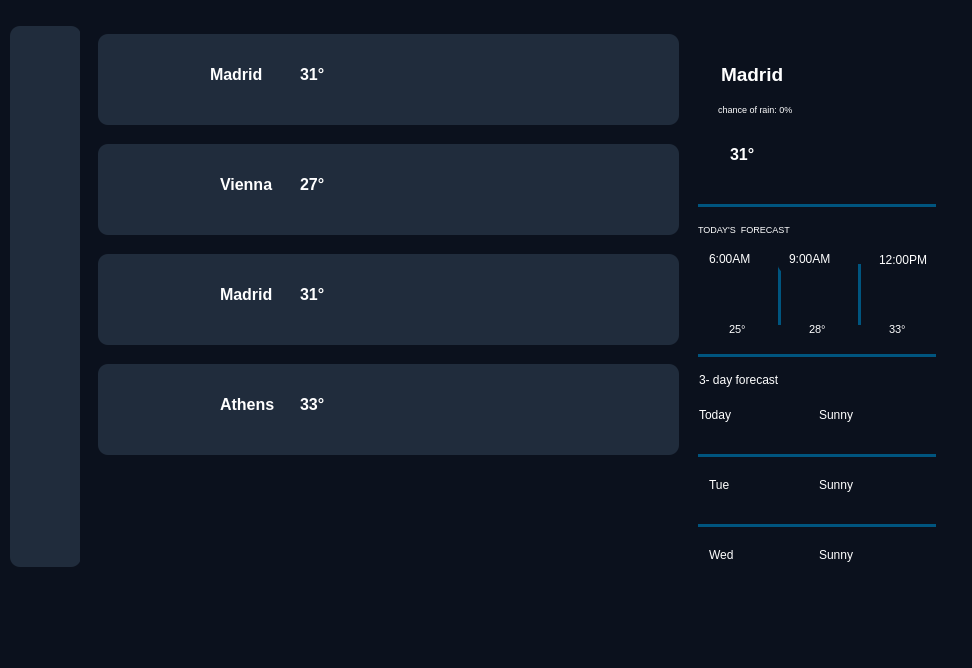
Above: ui/main.ui from phamnamkhanh0602/python-app before the change. Below: the same form after it.
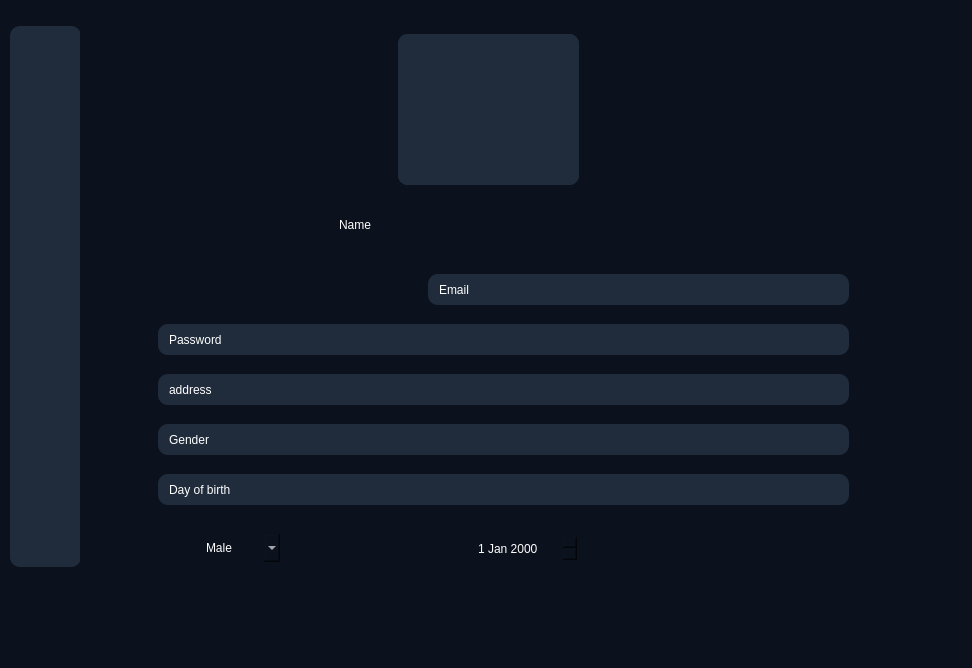
That is the form after the change. The open tabs and pages were chosen to show the change. Icons and pictures are not drawn.

Diff of the .ui file:
```diff
--- a/ui/main.ui
+++ b/ui/main.ui
@@ -104,52 +104,6 @@
       </size>
      </property>
     </widget>
-    <widget class="QPushButton" name="nav_save_btn">
-     <property name="geometry">
-      <rect>
-       <x>0</x>
-       <y>310</y>
-       <width>71</width>
-       <height>51</height>
-      </rect>
-     </property>
-     <property name="text">
-      <string/>
-     </property>
-     <property name="icon">
-      <iconset>
-       <normaloff>../img/bookmark (1).png</normaloff>../img/bookmark (1).png</iconset>
-     </property>
-     <property name="iconSize">
-      <size>
-       <width>50</width>
-       <height>50</height>
-      </size>
-     </property>
-    </widget>
-    <widget class="QPushButton" name="nav_map_btn">
-     <property name="geometry">
-      <rect>
-       <x>0</x>
-       <y>220</y>
-       <width>71</width>
-       <height>71</height>
-      </rect>
-     </property>
-     <property name="text">
-      <string/>
-     </property>
-     <property name="icon">
-      <iconset>
-       <normaloff>../img/map_17142383.png</normaloff>../img/map_17142383.png</iconset>
-     </property>
-     <property name="iconSize">
-      <size>
-       <width>55</width>
-       <height>55</height>
-      </size>
-     </property>
-    </widget>
    </widget>
    <widget class="QStackedWidget" name="stackedWidget">
     <property name="geometry">
@@ -172,7 +126,7 @@
      <number>3</number>
     </property>
     <property name="currentIndex">
-     <number>0</number>
+     <number>1</number>
     </property>
     <widget class="QWidget" name="page">
      <widget class="QWidget" name="widget_2" native="true">
@@ -1058,995 +1012,6 @@
      <zorder>lb_weather_desc</zorder>
      <zorder>btn_search</zorder>
     </widget>
-    <widget class="QWidget" name="page_2">
-     <widget class="QWidget" name="widget_5" native="true">
-      <property name="geometry">
-       <rect>
-        <x>10</x>
-        <y>10</y>
-        <width>581</width>
-        <height>91</height>
-       </rect>
-      </property>
-      <property name="styleSheet">
-       <string notr="true">background-color:#202c3c;</string>
-      </property>
-      <widget class="QLabel" name="label_54">
-       <property name="geometry">
-        <rect>
-         <x>20</x>
-         <y>10</y>
-         <width>81</width>
-         <height>71</height>
-        </rect>
-       </property>
-       <property name="text">
-        <string/>
-       </property>
-       <property name="pixmap">
-        <pixmap>../img/sun (1).png</pixmap>
-       </property>
-       <property name="scaledContents">
-        <bool>true</bool>
-       </property>
-      </widget>
-      <widget class="QLabel" name="label">
-       <property name="geometry">
-        <rect>
-         <x>100</x>
-         <y>20</y>
-         <width>91</width>
-         <height>41</height>
-        </rect>
-       </property>
-       <property name="font">
-        <font>
-         <pointsize>12</pointsize>
-         <bold>true</bold>
-        </font>
-       </property>
-       <property name="text">
-        <string>Madrid</string>
-       </property>
-      </widget>
-      <widget class="QLabel" name="label_65">
-       <property name="geometry">
-        <rect>
-         <x>190</x>
-         <y>20</y>
-         <width>61</width>
-         <height>41</height>
-        </rect>
-       </property>
-       <property name="font">
-        <font>
-         <pointsize>12</pointsize>
-         <bold>true</bold>
-        </font>
-       </property>
-       <property name="text">
-        <string>31°</string>
-       </property>
-      </widget>
-      <widget class="QPushButton" name="pushButton_5">
-       <property name="geometry">
-        <rect>
-         <x>500</x>
-         <y>20</y>
-         <width>71</width>
-         <height>51</height>
-        </rect>
-       </property>
-       <property name="text">
-        <string/>
-       </property>
-       <property name="icon">
-        <iconset>
-         <normaloff>../img/bookmark (2).png</normaloff>../img/bookmark (2).png</iconset>
-       </property>
-       <property name="iconSize">
-        <size>
-         <width>50</width>
-         <height>50</height>
-        </size>
-       </property>
-      </widget>
-     </widget>
-     <widget class="QWidget" name="widget_7" native="true">
-      <property name="geometry">
-       <rect>
-        <x>10</x>
-        <y>120</y>
-        <width>581</width>
-        <height>91</height>
-       </rect>
-      </property>
-      <property name="styleSheet">
-       <string notr="true">background-color:#202c3c;</string>
-      </property>
-      <widget class="QLabel" name="label_53">
-       <property name="geometry">
-        <rect>
-         <x>20</x>
-         <y>10</y>
-         <width>81</width>
-         <height>71</height>
-        </rect>
-       </property>
-       <property name="text">
-        <string/>
-       </property>
-       <property name="pixmap">
-        <pixmap>../img/cloudy.png</pixmap>
-       </property>
-       <property name="scaledContents">
-        <bool>true</bool>
-       </property>
-      </widget>
-      <widget class="QLabel" name="label_66">
-       <property name="geometry">
-        <rect>
-         <x>110</x>
-         <y>20</y>
-         <width>101</width>
-         <height>41</height>
-        </rect>
-       </property>
-       <property name="font">
-        <font>
-         <pointsize>12</pointsize>
-         <bold>true</bold>
-        </font>
-       </property>
-       <property name="text">
-        <string>Vienna</string>
-       </property>
-      </widget>
-      <widget class="QLabel" name="label_68">
-       <property name="geometry">
-        <rect>
-         <x>190</x>
-         <y>20</y>
-         <width>61</width>
-         <height>41</height>
-        </rect>
-       </property>
-       <property name="font">
-        <font>
-         <pointsize>12</pointsize>
-         <bold>true</bold>
-        </font>
-       </property>
-       <property name="text">
-        <string>27°</string>
-       </property>
-      </widget>
-      <widget class="QPushButton" name="pushButton_6">
-       <property name="geometry">
-        <rect>
-         <x>500</x>
-         <y>20</y>
-         <width>71</width>
-         <height>51</height>
-        </rect>
-       </property>
-       <property name="text">
-        <string/>
-       </property>
-       <property name="icon">
-        <iconset>
-         <normaloff>../img/bookmark (2).png</normaloff>../img/bookmark (2).png</iconset>
-       </property>
-       <property name="iconSize">
-        <size>
-         <width>50</width>
-         <height>50</height>
-        </size>
-       </property>
-      </widget>
-     </widget>
-     <widget class="QWidget" name="widget_6" native="true">
-      <property name="geometry">
-       <rect>
-        <x>10</x>
-        <y>230</y>
-        <width>581</width>
-        <height>91</height>
-       </rect>
-      </property>
-      <property name="styleSheet">
-       <string notr="true">background-color:#202c3c;</string>
-      </property>
-      <widget class="QLabel" name="label_55">
-       <property name="geometry">
-        <rect>
-         <x>20</x>
-         <y>10</y>
-         <width>81</width>
-         <height>71</height>
-        </rect>
-       </property>
-       <property name="text">
-        <string/>
-       </property>
-       <property name="pixmap">
-        <pixmap>../img/sun (1).png</pixmap>
-       </property>
-       <property name="scaledContents">
-        <bool>true</bool>
-       </property>
-      </widget>
-      <widget class="QLabel" name="label_69">
-       <property name="geometry">
-        <rect>
-         <x>110</x>
-         <y>20</y>
-         <width>91</width>
-         <height>41</height>
-        </rect>
-       </property>
-       <property name="font">
-        <font>
-         <pointsize>12</pointsize>
-         <bold>true</bold>
-        </font>
-       </property>
-       <property name="text">
-        <string>Madrid</string>
-       </property>
-      </widget>
-      <widget class="QLabel" name="label_71">
-       <property name="geometry">
-        <rect>
-         <x>190</x>
-         <y>20</y>
-         <width>61</width>
-         <height>41</height>
-        </rect>
-       </property>
-       <property name="font">
-        <font>
-         <pointsize>12</pointsize>
-         <bold>true</bold>
-        </font>
-       </property>
-       <property name="text">
-        <string>31°</string>
-       </property>
-      </widget>
-      <widget class="QPushButton" name="pushButton_7">
-       <property name="geometry">
-        <rect>
-         <x>500</x>
-         <y>20</y>
-         <width>71</width>
-         <height>51</height>
-        </rect>
-       </property>
-       <property name="text">
-        <string/>
-       </property>
-       <property name="icon">
-        <iconset>
-         <normaloff>../img/bookmark (2).png</normaloff>../img/bookmark (2).png</iconset>
-       </property>
-       <property name="iconSize">
-        <size>
-         <width>50</width>
-         <height>50</height>
-        </size>
-       </property>
-      </widget>
-     </widget>
-     <widget class="QWidget" name="widget_8" native="true">
-      <property name="geometry">
-       <rect>
-        <x>10</x>
-        <y>340</y>
-        <width>581</width>
-        <height>91</height>
-       </rect>
-      </property>
-      <property name="styleSheet">
-       <string notr="true">background-color:#202c3c;</string>
-      </property>
-      <widget class="QLabel" name="label_56">
-       <property name="geometry">
-        <rect>
-         <x>20</x>
-         <y>10</y>
-         <width>81</width>
-         <height>71</height>
-        </rect>
-       </property>
-       <property name="text">
-        <string/>
-       </property>
-       <property name="pixmap">
-        <pixmap>../img/cloudy.png</pixmap>
-       </property>
-       <property name="scaledContents">
-        <bool>true</bool>
-       </property>
-      </widget>
-      <widget class="QLabel" name="label_72">
-       <property name="geometry">
-        <rect>
-         <x>110</x>
-         <y>20</y>
-         <width>91</width>
-         <height>41</height>
-        </rect>
-       </property>
-       <property name="font">
-        <font>
-         <pointsize>12</pointsize>
-         <bold>true</bold>
-        </font>
-       </property>
-       <property name="text">
-        <string>Athens</string>
-       </property>
-      </widget>
-      <widget class="QLabel" name="label_74">
-       <property name="geometry">
-        <rect>
-         <x>190</x>
-         <y>20</y>
-         <width>61</width>
-         <height>41</height>
-        </rect>
-       </property>
-       <property name="font">
-        <font>
-         <pointsize>12</pointsize>
-         <bold>true</bold>
-        </font>
-       </property>
-       <property name="text">
-        <string>33°</string>
-       </property>
-      </widget>
-      <widget class="QPushButton" name="pushButton_8">
-       <property name="geometry">
-        <rect>
-         <x>500</x>
-         <y>20</y>
-         <width>71</width>
-         <height>51</height>
-        </rect>
-       </property>
-       <property name="text">
-        <string/>
-       </property>
-       <property name="icon">
-        <iconset>
-         <normaloff>../img/bookmark (2).png</normaloff>../img/bookmark (2).png</iconset>
-       </property>
-       <property name="iconSize">
-        <size>
-         <width>50</width>
-         <height>50</height>
-        </size>
-       </property>
-      </widget>
-     </widget>
-     <widget class="QLabel" name="label_57">
-      <property name="geometry">
-       <rect>
-        <x>750</x>
-        <y>60</y>
-        <width>101</width>
-        <height>91</height>
-       </rect>
-      </property>
-      <property name="text">
-       <string/>
-      </property>
-      <property name="pixmap">
-       <pixmap>../img/sun (1).png</pixmap>
-      </property>
-      <property name="scaledContents">
-       <bool>true</bool>
-      </property>
-     </widget>
-     <widget class="QLabel" name="label_58">
-      <property name="geometry">
-       <rect>
-        <x>780</x>
-        <y>240</y>
-        <width>61</width>
-        <height>51</height>
-       </rect>
-      </property>
-      <property name="text">
-       <string/>
-      </property>
-      <property name="pixmap">
-       <pixmap>../img/sun (1).png</pixmap>
-      </property>
-      <property name="scaledContents">
-       <bool>true</bool>
-      </property>
-     </widget>
-     <widget class="QLabel" name="label_60">
-      <property name="geometry">
-       <rect>
-        <x>660</x>
-        <y>440</y>
-        <width>61</width>
-        <height>51</height>
-       </rect>
-      </property>
-      <property name="text">
-       <string/>
-      </property>
-      <property name="pixmap">
-       <pixmap>../img/sun (1).png</pixmap>
-      </property>
-      <property name="scaledContents">
-       <bool>true</bool>
-      </property>
-     </widget>
-     <widget class="QLabel" name="label_61">
-      <property name="geometry">
-       <rect>
-        <x>660</x>
-        <y>370</y>
-        <width>61</width>
-        <height>51</height>
-       </rect>
-      </property>
-      <property name="text">
-       <string/>
-      </property>
-      <property name="pixmap">
-       <pixmap>../img/sun (1).png</pixmap>
-      </property>
-      <property name="scaledContents">
-       <bool>true</bool>
-      </property>
-     </widget>
-     <widget class="QLabel" name="label_59">
-      <property name="geometry">
-       <rect>
-        <x>660</x>
-        <y>510</y>
-        <width>61</width>
-        <height>51</height>
-       </rect>
-      </property>
-      <property name="text">
-       <string/>
-      </property>
-      <property name="pixmap">
-       <pixmap>../img/sun (1).png</pixmap>
-      </property>
-      <property name="scaledContents">
-       <bool>true</bool>
-      </property>
-     </widget>
-     <widget class="QLabel" name="label_62">
-      <property name="geometry">
-       <rect>
-        <x>620</x>
-        <y>250</y>
-        <width>61</width>
-        <height>51</height>
-       </rect>
-      </property>
-      <property name="text">
-       <string/>
-      </property>
-      <property name="pixmap">
-       <pixmap>../img/clouds.png</pixmap>
-      </property>
-      <property name="scaledContents">
-       <bool>true</bool>
-      </property>
-     </widget>
-     <widget class="QLabel" name="label_63">
-      <property name="geometry">
-       <rect>
-        <x>700</x>
-        <y>240</y>
-        <width>61</width>
-        <height>51</height>
-       </rect>
-      </property>
-      <property name="text">
-       <string/>
-      </property>
-      <property name="pixmap">
-       <pixmap>../img/sun (2).png</pixmap>
-      </property>
-      <property name="scaledContents">
-       <bool>true</bool>
-      </property>
-     </widget>
-     <widget class="Line" name="line_18">
-      <property name="geometry">
-       <rect>
-        <x>610</x>
-        <y>180</y>
-        <width>118</width>
-        <height>3</height>
-       </rect>
-      </property>
-      <property name="styleSheet">
-       <string notr="true">background-color:rgb(0, 85, 127)</string>
-      </property>
-      <property name="orientation">
-       <enum>Qt::Orientation::Horizontal</enum>
-      </property>
-     </widget>
-     <widget class="Line" name="line_19">
-      <property name="geometry">
-       <rect>
-        <x>730</x>
-        <y>180</y>
-        <width>118</width>
-        <height>3</height>
-       </rect>
-      </property>
-      <property name="styleSheet">
-       <string notr="true">background-color:rgb(0, 85, 127)</string>
-      </property>
-      <property name="orientation">
-       <enum>Qt::Orientation::Horizontal</enum>
-      </property>
-     </widget>
-     <widget class="Line" name="line_20">
-      <property name="geometry">
-       <rect>
-        <x>670</x>
-        <y>180</y>
-        <width>118</width>
-        <height>3</height>
-       </rect>
-      </property>
-      <property name="styleSheet">
-       <string notr="true">background-color:rgb(0, 85, 127)</string>
-      </property>
-      <property name="orientation">
-       <enum>Qt::Orientation::Horizontal</enum>
-      </property>
-     </widget>
-     <widget class="Line" name="line_21">
-      <property name="geometry">
-       <rect>
-        <x>610</x>
-        <y>330</y>
-        <width>118</width>
-        <height>3</height>
-       </rect>
-      </property>
-      <property name="styleSheet">
-       <string notr="true">background-color:rgb(0, 85, 127)</string>
-      </property>
-      <property name="orientation">
-       <enum>Qt::Orientation::Horizontal</enum>
-      </property>
-     </widget>
-     <widget class="Line" name="line_22">
-      <property name="geometry">
-       <rect>
-        <x>670</x>
-        <y>330</y>
-        <width>118</width>
-        <height>3</height>
-       </rect>
-      </property>
-      <property name="styleSheet">
-       <string notr="true">background-color:rgb(0, 85, 127)</string>
-      </property>
-      <property name="orientation">
-       <enum>Qt::Orientation::Horizontal</enum>
-      </property>
-     </widget>
-     <widget class="Line" name="line_23">
-      <property name="geometry">
-       <rect>
-        <x>730</x>
-        <y>330</y>
-        <width>118</width>
-        <height>3</height>
-       </rect>
-      </property>
-      <property name="styleSheet">
-       <string notr="true">background-color:rgb(0, 85, 127)</string>
-      </property>
-      <property name="orientation">
-       <enum>Qt::Orientation::Horizontal</enum>
-      </property>
-     </widget>
-     <widget class="Line" name="line_24">
-      <property name="geometry">
-       <rect>
-        <x>610</x>
-        <y>430</y>
-        <width>118</width>
-        <height>3</height>
-       </rect>
-      </property>
-      <property name="styleSheet">
-       <string notr="true">background-color:rgb(0, 85, 127)</string>
-      </property>
-      <property name="orientation">
-       <enum>Qt::Orientation::Horizontal</enum>
-      </property>
-     </widget>
-     <widget class="Line" name="line_25">
-      <property name="geometry">
-       <rect>
-        <x>730</x>
-        <y>430</y>
-        <width>118</width>
-        <height>3</height>
-       </rect>
-      </property>
-      <property name="styleSheet">
-       <string notr="true">background-color:rgb(0, 85, 127)</string>
-      </property>
-      <property name="orientation">
-       <enum>Qt::Orientation::Horizontal</enum>
-      </property>
-     </widget>
-     <widget class="Line" name="line_26">
-      <property name="geometry">
-       <rect>
-        <x>670</x>
-        <y>430</y>
-        <width>118</width>
-        <height>3</height>
-       </rect>
-      </property>
-      <property name="styleSheet">
-       <string notr="true">background-color:rgb(0, 85, 127)</string>
-      </property>
-      <property name="orientation">
-       <enum>Qt::Orientation::Horizontal</enum>
-      </property>
-     </widget>
-     <widget class="Line" name="line_27">
-      <property name="geometry">
-       <rect>
-        <x>610</x>
-        <y>500</y>
-        <width>118</width>
-        <height>3</height>
-       </rect>
-      </property>
-      <property name="styleSheet">
-       <string notr="true">background-color:rgb(0, 85, 127)</string>
-      </property>
-      <property name="orientation">
-       <enum>Qt::Orientation::Horizontal</enum>
-      </property>
-     </widget>
-     <widget class="Line" name="line_28">
-      <property name="geometry">
-       <rect>
-        <x>680</x>
-        <y>500</y>
-        <width>118</width>
-        <height>3</height>
-       </rect>
-      </property>
-      <property name="styleSheet">
-       <string notr="true">background-color:rgb(0, 85, 127)</string>
-      </property>
-      <property name="orientation">
-       <enum>Qt::Orientation::Horizontal</enum>
-      </property>
-     </widget>
-     <widget class="Line" name="line_29">
-      <property name="geometry">
-       <rect>
-        <x>730</x>
-        <y>500</y>
-        <width>118</width>
-        <height>3</height>
-       </rect>
-      </property>
-      <property name="styleSheet">
-       <string notr="true">background-color:rgb(0, 85, 127)</string>
-      </property>
-      <property name="orientation">
-       <enum>Qt::Orientation::Horizontal</enum>
-      </property>
-     </widget>
-     <widget class="Line" name="line_30">
-      <property name="geometry">
-       <rect>
-        <x>690</x>
-        <y>240</y>
-        <width>3</width>
-        <height>61</height>
-       </rect>
-      </property>
-      <property name="styleSheet">
-       <string notr="true">background-color:rgb(0, 85, 127)</string>
-      </property>
-      <property name="orientation">
-       <enum>Qt::Orientation::Vertical</enum>
-      </property>
-     </widget>
-     <widget class="Line" name="line_31">
-      <property name="geometry">
-       <rect>
-        <x>770</x>
-        <y>240</y>
-        <width>3</width>
-        <height>61</height>
-       </rect>
-      </property>
-      <property name="styleSheet">
-       <string notr="true">background-color:rgb(0, 85, 127)</string>
-      </property>
-      <property name="orientation">
-       <enum>Qt::Orientation::Vertical</enum>
-      </property>
-     </widget>
-     <widget class="QLabel" name="label_76">
-      <property name="geometry">
-       <rect>
-        <x>620</x>
-        <y>70</y>
-        <width>141</width>
-        <height>31</height>
-       </rect>
-      </property>
-      <property name="font">
-       <font>
-        <pointsize>7</pointsize>
-       </font>
-      </property>
-      <property name="text">
-       <string>chance of rain: 0%</string>
-      </property>
-     </widget>
-     <widget class="QLabel" name="label_78">
-      <property name="geometry">
-       <rect>
-        <x>610</x>
-        <y>219</y>
-        <width>81</width>
-        <height>31</height>
-       </rect>
-      </property>
-      <property name="text">
-       <string>6:00AM</string>
-      </property>
-     </widget>
-     <widget class="QLabel" name="label_79">
-      <property name="geometry">
-       <rect>
-        <x>690</x>
-        <y>219</y>
-        <width>71</width>
-        <height>31</height>
-       </rect>
-      </property>
-      <property name="text">
-       <string>9:00AM</string>
-      </property>
-     </widget>
-     <widget class="QLabel" name="label_80">
-      <property name="geometry">
-       <rect>
-        <x>780</x>
-        <y>220</y>
-        <width>81</width>
-        <height>31</height>
-       </rect>
-      </property>
-      <property name="text">
-       <string>12:00PM</string>
-      </property>
-     </widget>
-     <widget class="QLabel" name="label_83">
-      <property name="geometry">
-       <rect>
-        <x>790</x>
-        <y>290</y>
-        <width>41</width>
-        <height>31</height>
-       </rect>
-      </property>
-      <property name="font">
-       <font>
-        <pointsize>8</pointsize>
-       </font>
-      </property>
-      <property name="text">
-       <string>33°</string>
-      </property>
-     </widget>
-     <widget class="QLabel" name="label_85">
-      <property name="geometry">
-       <rect>
-        <x>600</x>
-        <y>370</y>
-        <width>61</width>
-        <height>41</height>
-       </rect>
-      </property>
-      <property name="text">
-       <string>Today</string>
-      </property>
-     </widget>
-     <widget class="QLabel" name="label_86">
-      <property name="geometry">
-       <rect>
-        <x>610</x>
-        <y>440</y>
-        <width>51</width>
-        <height>41</height>
-       </rect>
-      </property>
-      <property name="text">
-       <string>Tue</string>
-      </property>
-     </widget>
-     <widget class="QLabel" name="label_87">
-      <property name="geometry">
-       <rect>
-        <x>610</x>
-        <y>510</y>
-        <width>51</width>
-        <height>41</height>
-       </rect>
-      </property>
-      <property name="text">
-       <string>Wed</string>
-      </property>
-     </widget>
-     <widget class="QLabel" name="label_88">
-      <property name="geometry">
-       <rect>
-        <x>720</x>
-        <y>370</y>
-        <width>61</width>
-        <height>41</height>
-       </rect>
-      </property>
-      <property name="text">
-       <string>Sunny</string>
-      </property>
-     </widget>
-     <widget class="QLabel" name="label_64">
-      <property name="geometry">
-       <rect>
-        <x>620</x>
-        <y>30</y>
-        <width>111</width>
-        <height>41</height>
-       </rect>
-      </property>
-      <property name="font">
-       <font>
-        <pointsize>14</pointsize>
-        <bold>true</bold>
-       </font>
-      </property>
-      <property name="text">
-       <string>Madrid</string>
-      </property>
-     </widget>
-     <widget class="QLabel" name="label_67">
-      <property name="geometry">
-       <rect>
-        <x>600</x>
-        <y>190</y>
-        <width>161</width>
-        <height>31</height>
-       </rect>
-      </property>
-      <property name="font">
-       <font>
-        <pointsize>7</pointsize>
-       </font>
-      </property>
-      <property name="text">
-       <string>TODAY'S  FORECAST</string>
-      </property>
-     </widget>
-     <widget class="QLabel" name="label_70">
-      <property name="geometry">
-       <rect>
-        <x>630</x>
-        <y>110</y>
-        <width>61</width>
-        <height>41</height>
-       </rect>
-      </property>
-      <property name="font">
-       <font>
-        <pointsize>12</pointsize>
-        <bold>true</bold>
-       </font>
-      </property>
-      <property name="text">
-       <string>31°</string>
-      </property>
-     </widget>
-     <widget class="QLabel" name="label_73">
-      <property name="geometry">
-       <rect>
-        <x>630</x>
-        <y>290</y>
-        <width>41</width>
-        <height>31</height>
-       </rect>
-      </property>
-      <property name="font">
-       <font>
-        <pointsize>8</pointsize>
-       </font>
-      </property>
-      <property name="text">
-       <string>25°</string>
-      </property>
-     </widget>
-     <widget class="QLabel" name="label_75">
-      <property name="geometry">
-       <rect>
-        <x>710</x>
-        <y>290</y>
-        <width>41</width>
-        <height>31</height>
-       </rect>
-      </property>
-      <property name="font">
-       <font>
-        <pointsize>8</pointsize>
-       </font>
-      </property>
-      <property name="text">
-       <string>28°</string>
-      </property>
-     </widget>
-     <widget class="QLabel" name="label_77">
-      <property name="geometry">
-       <rect>
-        <x>600</x>
-        <y>340</y>
-        <width>121</width>
-        <height>31</height>
-       </rect>
-      </property>
-      <property name="text">
-       <string>3- day forecast</string>
-      </property>
-     </widget>
-     <widget class="QLabel" name="label_89">
-      <property name="geometry">
-       <rect>
-        <x>720</x>
-        <y>440</y>
-        <width>61</width>
-        <height>41</height>
-       </rect>
-      </property>
-      <property name="text">
-       <string>Sunny</string>
-      </property>
-     </widget>
-     <widget class="QLabel" name="label_90">
-      <property name="geometry">
-       <rect>
-        <x>720</x>
-        <y>510</y>
-        <width>61</width>
-        <height>41</height>
-       </rect>
-      </property>
-      <property name="text">
-       <string>Sunny</string>
-      </property>
-     </widget>
-    </widget>
     <widget class="QWidget" name="page_3">
      <widget class="QWidget" name="widget_9" native="true">
       <property name="geometry">
@@ -2060,27 +1025,31 @@
       <property name="styleSheet">
        <string notr="true">background-color:#202c3c;</string>
       </property>
-      <widget class="QLabel" name="label_82">
+      <widget class="QPushButton" name="btn_avatar">
        <property name="geometry">
         <rect>
-         <x>20</x>
-         <y>10</y>
-         <width>141</width>
-         <height>131</height>
+         <x>0</x>
+         <y>0</y>
+         <width>181</width>
+         <height>151</height>
         </rect>
        </property>
        <property name="text">
         <string/>
        </property>
-       <property name="pixmap">
-        <pixmap>../img/user (1).png</pixmap>
+       <property name="icon">
+        <iconset>
+         <normaloff>../img/user (1).png</normaloff>../img/user (1).png</iconset>
        </property>
-       <property name="scaledContents">
-        <bool>true</bool>
+       <property name="iconSize">
+        <size>
+         <width>150</width>
+         <height>150</height>
+        </size>
        </property>
       </widget>
      </widget>
-     <widget class="QLabel" name="label_81">
+     <widget class="QLabel" name="lb_name">
       <property name="geometry">
        <rect>
         <x>240</x>
@@ -2096,12 +1065,12 @@
        <string>Name</string>
       </property>
      </widget>
-     <widget class="QLabel" name="label_15">
+     <widget class="QLabel" name="lb_email">
       <property name="geometry">
        <rect>
-        <x>70</x>
+        <x>340</x>
         <y>250</y>
-        <width>691</width>
+        <width>421</width>
         <height>31</height>
        </rect>
       </property>
@@ -2112,7 +1081,7 @@
        <string>Email</string>
       </property>
      </widget>
-     <widget class="QLabel" name="label_16">
+     <widget class="QLabel" name="lb_password">
       <property name="geometry">
        <rect>
         <x>70</x>
@@ -2128,23 +1097,7 @@
        <string>Password</string>
       </property>
      </widget>
-     <widget class="QPushButton" name="pushButton_9">
-      <property name="geometry">
-       <rect>
-        <x>250</x>
-        <y>500</y>
-        <width>281</width>
-        <height>41</height>
-       </rect>
-      </property>
-      <property name="styleSheet">
-       <string notr="true">background-color:#202c3c</string>
-      </property>
-      <property name="text">
-       <string>User favorite city</string>
-      </property>
-     </widget>
-     <widget class="QLabel" name="label_84">
+     <widget class="QLabel" name="lb_gender">
       <property name="geometry">
        <rect>
         <x>70</x>
@@ -2160,7 +1113,7 @@
        <string>Gender</string>
       </property>
      </widget>
-     <widget class="QLabel" name="label_91">
+     <widget class="QLabel" name="lb_dayofbirth">
       <property name="geometry">
        <rect>
         <x>70</x>
@@ -2176,7 +1129,7 @@
        <string>Day of birth</string>
       </property>
      </widget>
-     <widget class="QLabel" name="label_17">
+     <widget class="QLabel" name="lb_address">
       <property name="geometry">
        <rect>
         <x>70</x>
@@ -2192,415 +1145,35 @@
        <string>address</string>
       </property>
      </widget>
-    </widget>
-    <widget class="QWidget" name="page_5">
-     <widget class="QLineEdit" name="lineEdit_3">
+     <widget class="QDateEdit" name="dateEdit">
       <property name="geometry">
        <rect>
-        <x>10</x>
-        <y>0</y>
-        <width>581</width>
-        <height>41</height>
+        <x>380</x>
+        <y>510</y>
+        <width>110</width>
+        <height>29</height>
        </rect>
       </property>
-      <property name="styleSheet">
-       <string notr="true">background-color:#202c3c;</string>
-      </property>
-      <property name="text">
-       <string/>
-      </property>
-      <property name="placeholderText">
-       <string>Sreach for city</string>
-      </property>
      </widget>
-     <widget class="QWidget" name="widget_10" native="true">
+     <widget class="QComboBox" name="comboBox">
       <property name="geometry">
        <rect>
-        <x>10</x>
-        <y>60</y>
-        <width>561</width>
-        <height>481</height>
+        <x>110</x>
+        <y>510</y>
+        <width>82</width>
+        <height>28</height>
        </rect>
       </property>
-      <property name="styleSheet">
-       <string notr="true"/>
-      </property>
-     </widget>
-     <widget class="QWidget" name="widget_11" native="true">
-      <property name="geometry">
-       <rect>
-        <x>590</x>
-        <y>60</y>
-        <width>261</width>
-        <height>61</height>
-       </rect>
-      </property>
-      <property name="styleSheet">
-       <string notr="true">background-color:#202c3c;
-</string>
-      </property>
-      <widget class="QLabel" name="label_92">
-       <property name="geometry">
-        <rect>
-         <x>10</x>
-         <y>0</y>
-         <width>71</width>
-         <height>61</height>
-        </rect>
-       </property>
+      <item>
        <property name="text">
-        <string/>
+        <string>Male</string>
        </property>
-       <property name="pixmap">
-        <pixmap>../img/cloudy.png</pixmap>
-       </property>
-       <property name="scaledContents">
-        <bool>true</bool>
-       </property>
-      </widget>
-      <widget class="QLabel" name="label_96">
-       <property name="geometry">
-        <rect>
-         <x>80</x>
-         <y>0</y>
-         <width>71</width>
-         <height>31</height>
-        </rect>
-       </property>
-       <property name="font">
-        <font>
-         <pointsize>9</pointsize>
-         <italic>true</italic>
-         <bold>true</bold>
-        </font>
-       </property>
+      </item>
+      <item>
        <property name="text">
-        <string>Bilbao</string>
+        <string>Female</string>
        </property>
-      </widget>
-      <widget class="QLabel" name="label_100">
-       <property name="geometry">
-        <rect>
-         <x>80</x>
-         <y>20</y>
-         <width>71</width>
-         <height>31</height>
-        </rect>
-       </property>
-       <property name="font">
-        <font>
-         <pointsize>8</pointsize>
-        </font>
-       </property>
-       <property name="text">
-        <string>10:23</string>
-       </property>
-      </widget>
-      <widget class="QLabel" name="label_106">
-       <property name="geometry">
-        <rect>
-         <x>200</x>
-         <y>10</y>
-         <width>51</width>
-         <height>41</height>
-        </rect>
-       </property>
-       <property name="font">
-        <font>
-         <pointsize>10</pointsize>
-         <bold>false</bold>
-        </font>
-       </property>
-       <property name="text">
-        <string>27°</string>
-       </property>
-      </widget>
-      <zorder>label_92</zorder>
-      <zorder>label_100</zorder>
-      <zorder>label_96</zorder>
-      <zorder>label_106</zorder>
-     </widget>
-     <widget class="QWidget" name="widget_12" native="true">
-      <property name="geometry">
-       <rect>
-        <x>590</x>
-        <y>140</y>
-        <width>261</width>
-        <height>61</height>
-       </rect>
-      </property>
-      <property name="styleSheet">
-       <string notr="true">background-color:#202c3c;
-</string>
-      </property>
-      <widget class="QLabel" name="label_93">
-       <property name="geometry">
-        <rect>
-         <x>10</x>
-         <y>0</y>
-         <width>71</width>
-         <height>61</height>
-        </rect>
-       </property>
-       <property name="text">
-        <string/>
-       </property>
-       <property name="pixmap">
-        <pixmap>../img/sun (1).png</pixmap>
-       </property>
-       <property name="scaledContents">
-        <bool>true</bool>
-       </property>
-      </widget>
-      <widget class="QLabel" name="label_97">
-       <property name="geometry">
-        <rect>
-         <x>80</x>
-         <y>0</y>
-         <width>111</width>
-         <height>31</height>
-        </rect>
-       </property>
-       <property name="font">
-        <font>
-         <pointsize>9</pointsize>
-         <italic>true</italic>
-         <bold>true</bold>
-        </font>
-       </property>
-       <property name="text">
-        <string>Barcelona</string>
-       </property>
-      </widget>
-      <widget class="QLabel" name="label_101">
-       <property name="geometry">
-        <rect>
-         <x>80</x>
-         <y>20</y>
-         <width>71</width>
-         <height>31</height>
-        </rect>
-       </property>
-       <property name="font">
-        <font>
-         <pointsize>8</pointsize>
-        </font>
-       </property>
-       <property name="text">
-        <string>10:23</string>
-       </property>
-      </widget>
-      <widget class="QLabel" name="label_105">
-       <property name="geometry">
-        <rect>
-         <x>200</x>
-         <y>10</y>
-         <width>51</width>
-         <height>41</height>
-        </rect>
-       </property>
-       <property name="font">
-        <font>
-         <pointsize>10</pointsize>
-         <bold>false</bold>
-        </font>
-       </property>
-       <property name="text">
-        <string>29°</string>
-       </property>
-      </widget>
-      <zorder>label_93</zorder>
-      <zorder>label_101</zorder>
-      <zorder>label_97</zorder>
-      <zorder>label_105</zorder>
-     </widget>
-     <widget class="QWidget" name="widget_13" native="true">
-      <property name="geometry">
-       <rect>
-        <x>590</x>
-        <y>220</y>
-        <width>261</width>
-        <height>61</height>
-       </rect>
-      </property>
-      <property name="styleSheet">
-       <string notr="true">background-color:#202c3c;
-</string>
-      </property>
-      <widget class="QLabel" name="label_94">
-       <property name="geometry">
-        <rect>
-         <x>10</x>
-         <y>0</y>
-         <width>71</width>
-         <height>61</height>
-        </rect>
-       </property>
-       <property name="text">
-        <string/>
-       </property>
-       <property name="pixmap">
-        <pixmap>../img/sun (1).png</pixmap>
-       </property>
-       <property name="scaledContents">
-        <bool>true</bool>
-       </property>
-      </widget>
-      <widget class="QLabel" name="label_98">
-       <property name="geometry">
-        <rect>
-         <x>80</x>
-         <y>0</y>
-         <width>71</width>
-         <height>31</height>
-        </rect>
-       </property>
-       <property name="font">
-        <font>
-         <pointsize>9</pointsize>
-         <italic>true</italic>
-         <bold>true</bold>
-        </font>
-       </property>
-       <property name="text">
-        <string>Madrid</string>
-       </property>
-      </widget>
-      <widget class="QLabel" name="label_102">
-       <property name="geometry">
-        <rect>
-         <x>80</x>
-         <y>20</y>
-         <width>71</width>
-         <height>31</height>
-        </rect>
-       </property>
-       <property name="font">
-        <font>
-         <pointsize>8</pointsize>
-        </font>
-       </property>
-       <property name="text">
-        <string>10:23</string>
-       </property>
-      </widget>
-      <widget class="QLabel" name="label_104">
-       <property name="geometry">
-        <rect>
-         <x>200</x>
-         <y>10</y>
-         <width>51</width>
-         <height>41</height>
-        </rect>
-       </property>
-       <property name="font">
-        <font>
-         <pointsize>10</pointsize>
-         <bold>false</bold>
-        </font>
-       </property>
-       <property name="text">
-        <string>31°</string>
-       </property>
-      </widget>
-      <zorder>label_94</zorder>
-      <zorder>label_102</zorder>
-      <zorder>label_98</zorder>
-      <zorder>label_104</zorder>
-     </widget>
-     <widget class="QWidget" name="widget_14" native="true">
-      <property name="geometry">
-       <rect>
-        <x>590</x>
-        <y>300</y>
-        <width>261</width>
-        <height>61</height>
-       </rect>
-      </property>
-      <property name="styleSheet">
-       <string notr="true">background-color:#202c3c;
-</string>
-      </property>
-      <widget class="QLabel" name="label_95">
-       <property name="geometry">
-        <rect>
-         <x>10</x>
-         <y>0</y>
-         <width>71</width>
-         <height>61</height>
-        </rect>
-       </property>
-       <property name="text">
-        <string/>
-       </property>
-       <property name="pixmap">
-        <pixmap>../img/sun (2).png</pixmap>
-       </property>
-       <property name="scaledContents">
-        <bool>true</bool>
-       </property>
-      </widget>
-      <widget class="QLabel" name="label_99">
-       <property name="geometry">
-        <rect>
-         <x>80</x>
-         <y>0</y>
-         <width>91</width>
-         <height>31</height>
-        </rect>
-       </property>
-       <property name="font">
-        <font>
-         <pointsize>9</pointsize>
-         <italic>true</italic>
-         <bold>true</bold>
-        </font>
-       </property>
-       <property name="text">
-        <string>Malaga</string>
-       </property>
-      </widget>
-      <widget class="QLabel" name="label_103">
-       <property name="geometry">
-        <rect>
-         <x>80</x>
-         <y>20</y>
-         <width>71</width>
-         <height>31</height>
-        </rect>
-       </property>
-       <property name="font">
-        <font>
-         <pointsize>8</pointsize>
-        </font>
-       </property>
-       <property name="text">
-        <string>10:23</string>
-       </property>
-      </widget>
-      <widget class="QLabel" name="label_107">
-       <property name="geometry">
-        <rect>
-         <x>200</x>
-         <y>10</y>
-         <width>51</width>
-         <height>41</height>
-        </rect>
-       </property>
-       <property name="font">
-        <font>
-         <pointsize>10</pointsize>
-         <bold>false</bold>
-        </font>
-       </property>
-       <property name="text">
-        <string>33°</string>
-       </property>
-      </widget>
-      <zorder>label_95</zorder>
-      <zorder>label_103</zorder>
-      <zorder>label_99</zorder>
-      <zorder>label_107</zorder>
+      </item>
      </widget>
     </widget>
     <widget class="QWidget" name="page_4">
@@ -2745,7 +1318,7 @@
      <x>0</x>
      <y>0</y>
      <width>972</width>
-     <height>37</height>
+     <height>41</height>
     </rect>
    </property>
   </widget>
```
